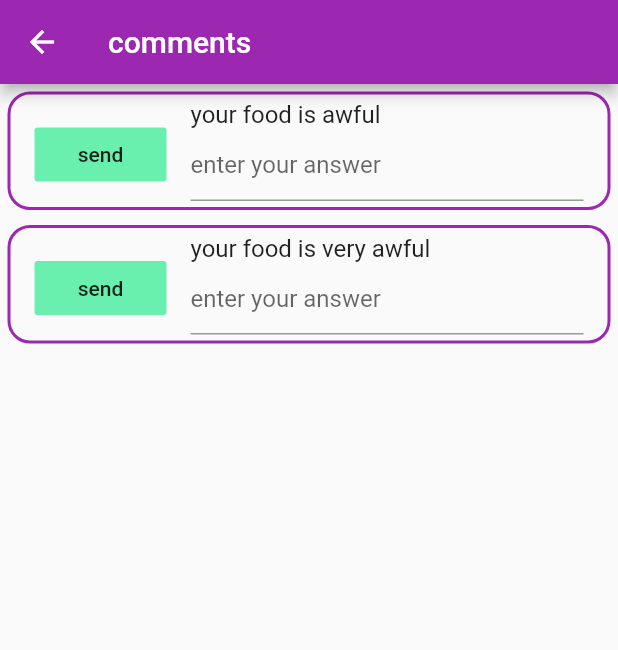
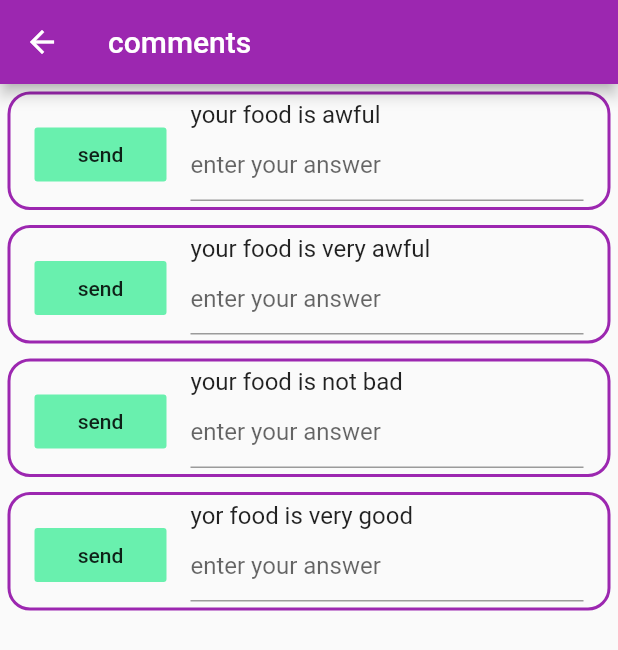
Before and after one commit to panteasalehi/snapFood_restaurant, a Flutter app: the suggest screen opened directly, on a phone screen of 412 x 824 dp. Shown: the top 650 px of the screen. Run offline on Flutter 3.47's test engine with Material 2 defaults, Android fonts, the phone set to English and light mode, and no system bars; our stand-ins replace cached_network_image, image_picker; missing offline and left inert: latlng, map.

Commit message:
before deadline :)

```diff
--- a/lib/addUser.dart
+++ b/lib/addUser.dart
@@ -95,6 +95,8 @@
                     if(value == users.myUsers[i].phoneNumber)
                       return "enter another phone number";
                   }
+                  if(value.length<3)
+                    return "your phone number is not true";
                   return null;
                 },
 
--- a/lib/mySuggestion.dart
+++ b/lib/mySuggestion.dart
@@ -1,5 +1,5 @@
 class mySuggestoin{
-  static List<String> SuggestionList = ["your food is awful " , "your food is very awful"];
+  static List<String> SuggestionList = ["your food is awful " , "your food is very awful" , "your food is not bad" , "yor food is very good"];
   static List<String> answerList = List.empty(growable: true);
 
   static void addComment(String comment){
--- a/lib/suggestions.dart
+++ b/lib/suggestions.dart
@@ -18,6 +18,7 @@
     mySuggestoin.SuggestionList.length,
     (index) {
       return Container(
+
         margin: EdgeInsets.all(5),
         decoration:  BoxDecoration(
           border: Border.all(
@@ -27,6 +28,8 @@
           ),
           borderRadius: BorderRadius.circular(15),
         ),
+        child: Form(
+
           child: ListTile(
               title: Text(mySuggestoin.SuggestionList.elementAt(index)),
             subtitle: TextFormField(
@@ -37,10 +40,13 @@
                ans=value;
               },
 
+
             ),
              leading: FlatButton(onPressed: (){
                mySuggestoin.answerList.add(ans);
+
              },child: Text("send"),color: Colors.greenAccent)
+          ),
         ),
 
       );
```
Lines whose indentation alone changed are shown as unchanged.
